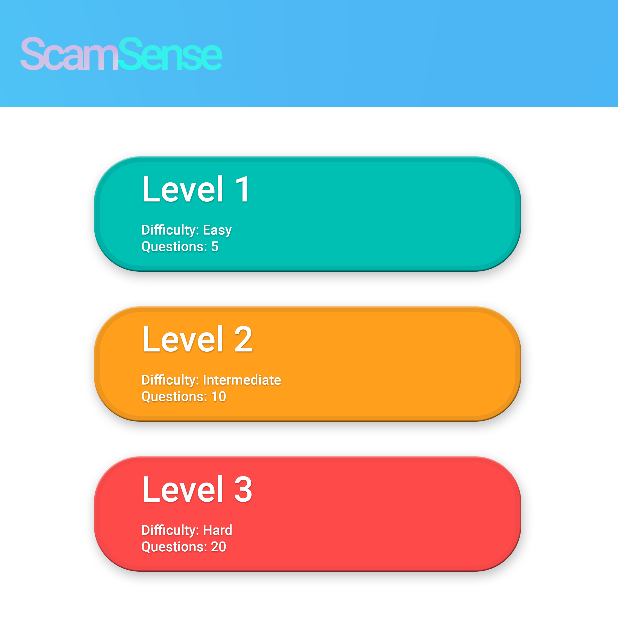
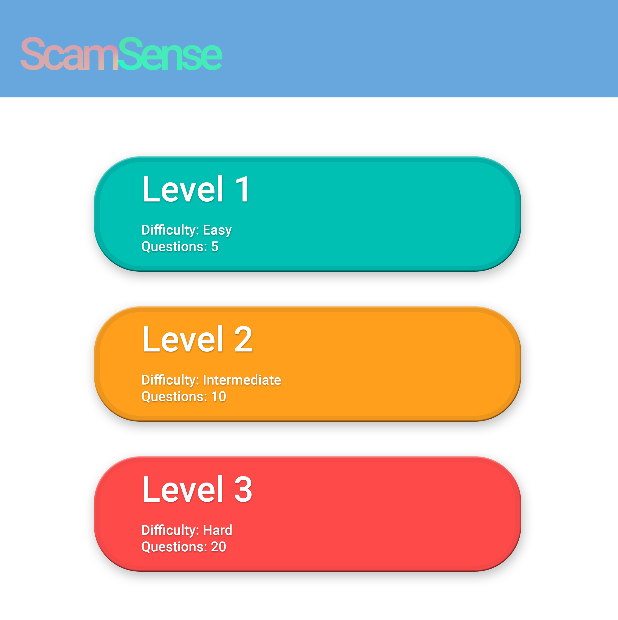
Before and after one commit to setonwebber/scamsense, an Android app: the screen it shows after launch (MainActivity), on a phone screen of 412 x 824 dp. Shown: the top 620 px of the screen. Run offline under Robolectric (Android 15) with nearby library versions, the phone set to English and light mode, and no system bars.

Commit message:
fixed header hud

```diff
--- a/app/src/main/java/com/example/scamsense/activity_level.java
+++ b/app/src/main/java/com/example/scamsense/activity_level.java
@@ -129,7 +129,7 @@
 
             // set info button to inactive
             informationButton.setClickable(false);
-        } else{
+        } else {
             // turn scam and safe buttons off
             scamButton.setClickable(false);
             safeButton.setClickable(false);
--- a/app/src/main/res/layout/activity_level.xml
+++ b/app/src/main/res/layout/activity_level.xml
@@ -7,6 +7,7 @@
     xmlns:tools="http://schemas.android.com/tools"
     android:layout_width="match_parent"
     android:layout_height="match_parent"
+    android:background="@drawable/app_background"
     tools:context=".activity_level"
     tools:ignore="LockedOrientationActivity, DiscouragedApi">
 
@@ -16,6 +17,7 @@
         android:layout_width="430dp"
         android:layout_height="71dp"
         android:scaleType="fitCenter"
+        android:background="@null"
 
         app:layout_constraintEnd_toEndOf="parent"
         app:layout_constraintHorizontal_bias="0.5"
--- a/app/src/main/res/layout/activity_level_complete.xml
+++ b/app/src/main/res/layout/activity_level_complete.xml
@@ -7,6 +7,7 @@
     xmlns:app="http://schemas.android.com/apk/res-auto"
     xmlns:tools="http://schemas.android.com/tools"
     android:id="@+id/main"
+    android:background="@drawable/app_background"
     android:layout_width="match_parent"
     android:layout_height="match_parent"
     tools:context=".activity_levelComplete">
@@ -17,6 +18,7 @@
         android:layout_centerHorizontal="true"
 
         android:layout_width="430dp"
+        android:background="@null"
         android:layout_height="71dp"
         android:scaleType="fitCenter"
 
--- a/app/src/main/res/layout/activity_main.xml
+++ b/app/src/main/res/layout/activity_main.xml
@@ -6,6 +6,7 @@
     xmlns:app="http://schemas.android.com/apk/res-auto"
     xmlns:tools="http://schemas.android.com/tools"
     android:id="@+id/main"
+    android:background="@drawable/app_background"
     android:layout_width="match_parent"
     android:layout_height="match_parent"
     tools:context=".MainActivity">
@@ -17,6 +18,7 @@
         android:layout_width="430dp"
         android:layout_height="71dp"
         android:scaleType="fitCenter"
+        android:background="@null"
 
         app:layout_constraintEnd_toEndOf="parent"
         app:layout_constraintHorizontal_bias="0.5"
--- a/app/src/main/res/layout/popup_window.xml
+++ b/app/src/main/res/layout/popup_window.xml
@@ -1,5 +1,6 @@
 <?xml version="1.0" encoding="utf-8"?>
 <RelativeLayout
+
     xmlns:android="http://schemas.android.com/apk/res/android"
     xmlns:app="http://schemas.android.com/apk/res-auto"
     xmlns:tools="http://schemas.android.com/tools"
```
Also changed, not shown: app/src/main/res/drawable/app_background.png (added), app/src/main/res/drawable/background_divider.png (deleted), app/src/main/res/drawable/header_back.png.
